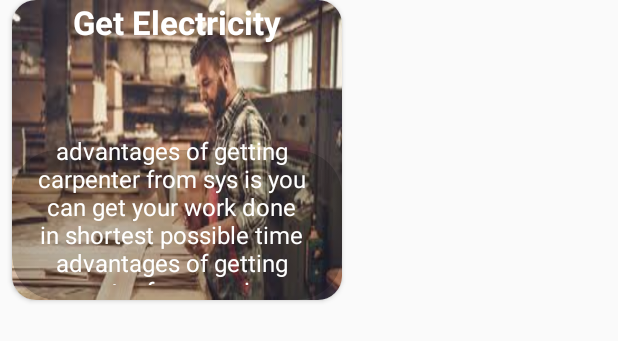
After one commit to rjsingh95/Sys, an Android app: the layout card_category2.xml on its own in the app's theme, with its tools: preview values and no code run, on a phone screen of 412 x 824 dp. The commit adds this screen. Shown: the top 341 px of the screen. Run offline under Robolectric (Android 15) with nearby library versions, the phone set to English and light mode, and no system bars; Roboto replaces fonts that are not available here.

Commit message:
second commit

```diff
--- a/app/src/main/res/layout/activity_main.xml
+++ b/app/src/main/res/layout/activity_main.xml
@@ -71,7 +71,7 @@
                         android:id="@+id/search"
                         android:layout_width="match_parent"
                         android:layout_height="wrap_content"
-                        android:background="#f2f3f4"
+                        android:background="@color/colorAccent"
                         android:paddingBottom="5dp"
                         android:paddingEnd="3dp"
                         android:paddingStart="3dp"
@@ -89,7 +89,7 @@
                             android:background="@drawable/round_rectangle_less"
                             android:layout_height="wrap_content"
                             android:padding="10dp"
-                            android:text="Search Products,Product codes..."
+                            android:text="Search Service.."
                             android:layout_width="match_parent"
                             android:layout_margin="8dp"/>
                     </LinearLayout>
@@ -837,7 +837,7 @@
 
     <com.google.android.material.navigation.NavigationView
         android:id="@+id/nav_view"
-        android:layout_width="0dp"
+        android:layout_width="wrap_content"
         android:layout_height="match_parent"
         android:layout_gravity="start"
         android:visibility="visible"
--- /dev/null
+++ b/app/src/main/res/layout/card_category2.xml
@@ -0,0 +1,63 @@
+<?xml version="1.0" encoding="utf-8"?>
+<androidx.cardview.widget.CardView xmlns:android="http://schemas.android.com/apk/res/android"
+    android:layout_width="220dp"
+    android:layout_height="200dp"
+    xmlns:app="http://schemas.android.com/apk/res-auto"
+    android:orientation="horizontal"
+
+    android:layout_marginLeft="8dp"
+    app:cardCornerRadius="16dp"
+    android:layout_marginRight="8dp"
+
+
+    >
+
+    <RelativeLayout
+        android:layout_width="match_parent"
+        android:layout_height="match_parent">
+
+
+        <ImageView
+            android:layout_width="match_parent"
+            android:layout_height="match_parent"
+            android:scaleType="fitXY"
+            android:src="@drawable/carpenterimagefull"/>
+        <androidx.cardview.widget.CardView
+            android:layout_width="match_parent"
+            android:backgroundTint="@color/black"
+            app:cardCornerRadius="30dp"
+
+            android:layout_marginTop="100dp"
+            android:alpha=".2"
+            android:layout_height="match_parent">
+
+        </androidx.cardview.widget.CardView>
+        <TextView
+            android:layout_width="match_parent"
+            android:textAlignment="center"
+            android:textSize="22sp"
+            android:id="@+id/title"
+            android:textStyle="bold"
+
+            android:textColor="@color/white"
+            android:layout_height="wrap_content"
+            android:text="Get Electricity"/>
+
+        <TextView
+            android:layout_width="match_parent"
+            android:layout_height="match_parent"
+            android:paddingRight="8dp"
+            android:layout_alignParentRight="true"
+
+            android:layout_marginBottom="10dp"
+
+            android:layout_below="@+id/title"
+            android:layout_marginTop="60dp"
+
+            android:elevation="4dp"
+            android:text="advantages of getting carpenter from sys is you can get your work done in shortest possible time advantages of getting carpenter from sys is you can get your work done in shortest possible time"
+            android:textAlignment="center"
+            android:textColor="@color/white"
+            android:textSize="16sp" />
+    </RelativeLayout>
+</androidx.cardview.widget.CardView>
--- a/app/src/main/res/layout/nav_header_main.xml
+++ b/app/src/main/res/layout/nav_header_main.xml
@@ -15,7 +15,7 @@
         android:orientation="vertical"
         android:layout_gravity="center"
         android:theme="@style/ThemeOverlay.AppCompat.Dark"
-        android:background="#c1c2c3">
+        android:background="@color/colorAccent">
 
 
 
--- a/app/src/main/res/layout/toolbarhome.xml
+++ b/app/src/main/res/layout/toolbarhome.xml
@@ -6,7 +6,7 @@
     android:layout_width="match_parent"
     xmlns:app="http://schemas.android.com/apk/res-auto"
 
-    android:background="#f2f3f4"
+    android:background="@color/colorAccent"
     android:id="@+id/toolbar"
 
     android:layout_margin="0dp"
--- a/app/src/main/res/values/styles.xml
+++ b/app/src/main/res/values/styles.xml
@@ -1,7 +1,7 @@
 <resources>
 
     <!-- Base application theme. -->
-    <style name="AppTheme" parent="Theme.AppCompat.DayNight.NoActionBar">
+    <style name="AppTheme" parent="Theme.AppCompat.Light.NoActionBar">
         <!-- Customize your theme here. -->
         <item name="colorPrimary">@color/colorPrimary</item>
         <item name="colorPrimaryDark">@color/colorPrimaryDark</item>
```
Also changed, not shown: app/src/main/java/com/supplyingyourservice/ranjeet/singh/sys/Home/Fragment/DashboardFragment.java (+34 -25 lines), app/src/main/java/com/supplyingyourservice/ranjeet/singh/sys/adapters/CategoryAdapter.java (added, +148 -0 lines), app/src/main/java/com/supplyingyourservice/ranjeet/singh/sys/adapters/CategoryAdapter2.java (added, +134 -0 lines), app/src/main/res/layout/card_category.xml (added, +60 -0 lines), app/src/main/res/drawable/carpenter_full_image.png (added), app/src/main/res/drawable/carpenterimagefull.jpeg (added), 2 other files.
